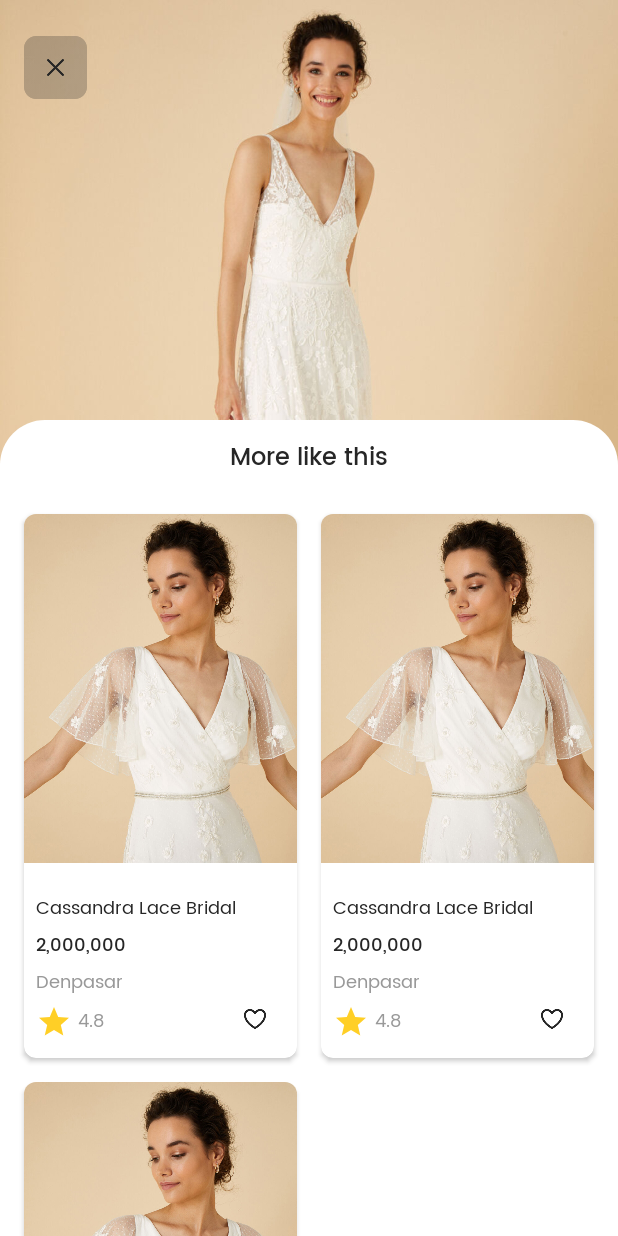
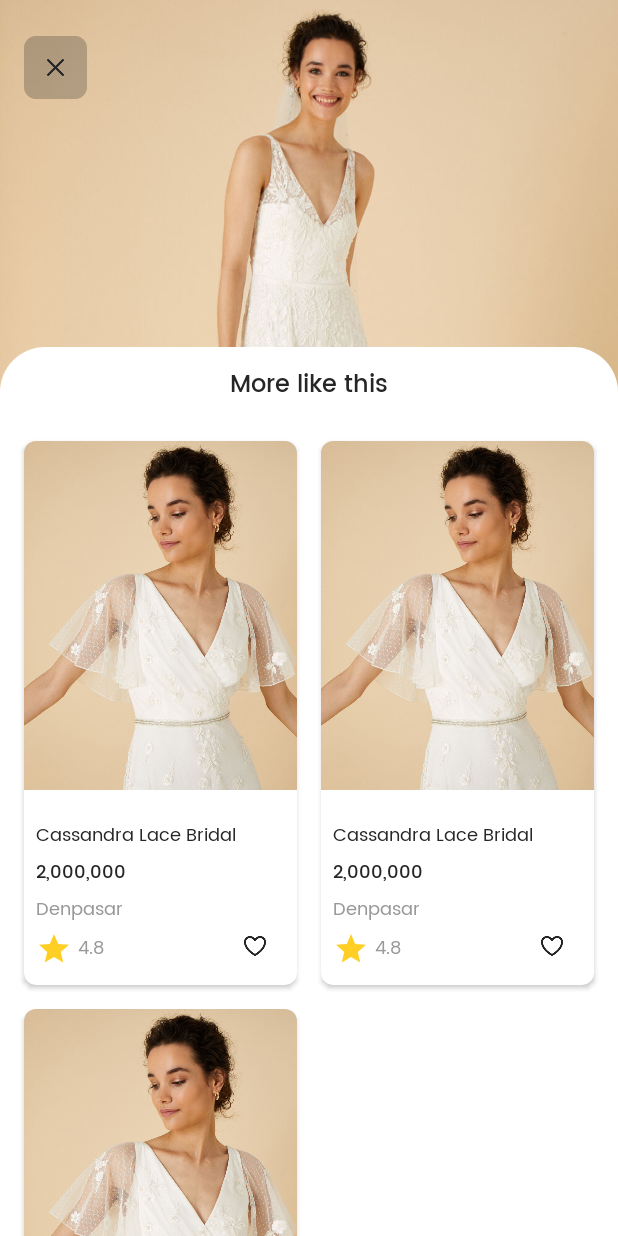
Before and after one commit to Ayam-Goreng-Enak/capfits-mobile, an Android app: the layout activity_result.xml on its own in the app's theme, with its tools: preview values and no code run, on a phone screen of 412 x 824 dp. Run offline under Robolectric (Android 15) with nearby library versions, the phone set to English and light mode, and no system bars.

Commit message:
RV result

```diff
--- a/app/src/main/AndroidManifest.xml
+++ b/app/src/main/AndroidManifest.xml
@@ -15,7 +15,7 @@
         android:supportsRtl="true"
         android:theme="@style/Theme.Capfits.NoActionBar">
         <activity
-            android:name=".ui.ResultActivity"
+            android:name=".LoginActivity"
             android:exported="false" />
         <activity
             android:name=".CameraActivity"
@@ -37,7 +37,7 @@
             android:name=".HomeActivity"
             android:exported="false" />
         <activity
-            android:name=".LoginActivity"
+            android:name=".ui.ResultActivity"
             android:exported="true">
             <intent-filter>
                 <action android:name="android.intent.action.MAIN" />
--- a/app/src/main/java/com/ayamgorengenak/capfits/HomeActivity.kt
+++ b/app/src/main/java/com/ayamgorengenak/capfits/HomeActivity.kt
@@ -26,7 +26,11 @@ class HomeActivity : AppCompatActivity() {
 //         menu should be considered as top level destinations.
         val appBarConfiguration = AppBarConfiguration(
             setOf(
-                R.id.navigation_home, R.id.navigation_wishlist, R.id.navigation_capture
+                R.id.navigation_home,
+                R.id.navigation_wishlist,
+                R.id.navigation_capture,
+                R.id.navigation_transaksi,
+                R.id.navigation_profil
             )
         )
 
--- a/app/src/main/res/layout/activity_result.xml
+++ b/app/src/main/res/layout/activity_result.xml
@@ -4,7 +4,8 @@
     xmlns:tools="http://schemas.android.com/tools"
     android:layout_width="match_parent"
     android:layout_height="match_parent"
-    tools:context=".ui.ResultActivity">
+    tools:context=".ui.ResultActivity"
+    app:layout_behavior="@string/appbar_scrolling_view_behavior">
 
     <ImageView
         android:layout_width="match_parent"
@@ -27,8 +28,7 @@
         android:orientation="vertical"
         android:layout_width="match_parent"
         android:layout_height="700dp"
-        app:behavior_peekHeight="544dp"
-        app:behavior_hideable="false"
+
         android:background="@drawable/bg_radius"
         app:layout_behavior="com.google.android.material.bottomsheet.BottomSheetBehavior">
 
@@ -51,8 +51,18 @@
             android:layout_marginStart="8dp"
             android:layout_marginTop="16dp"
             android:layout_marginEnd="8dp"
+            android:overScrollMode="never"
+            android:scrollbars="none"
             app:layoutManager="androidx.recyclerview.widget.GridLayoutManager"
             app:spanCount="2"
             tools:listitem="@layout/item_category" />
+
+        <TextView
+            android:layout_width="match_parent"
+            android:layout_height="wrap_content"
+            android:layout_gravity="center"
+            android:text="ayam"
+            android:textSize="40sp"/>
+
     </LinearLayout>
 </androidx.coordinatorlayout.widget.CoordinatorLayout>
--- a/app/src/main/res/layout/item_category.xml
+++ b/app/src/main/res/layout/item_category.xml
@@ -5,6 +5,7 @@
     android:layout_height="wrap_content">
 
     <androidx.cardview.widget.CardView
+        android:id="@+id/cvCategory"
         android:layout_width="match_parent"
         android:layout_height="match_parent"
         android:layout_gravity="center"
```
Also changed, not shown: app/src/main/java/com/ayamgorengenak/capfits/ui/ListAdapter.kt (added, +37 -0 lines), app/src/main/java/com/ayamgorengenak/capfits/ui/ResultActivity.kt (+8 -0 lines).
